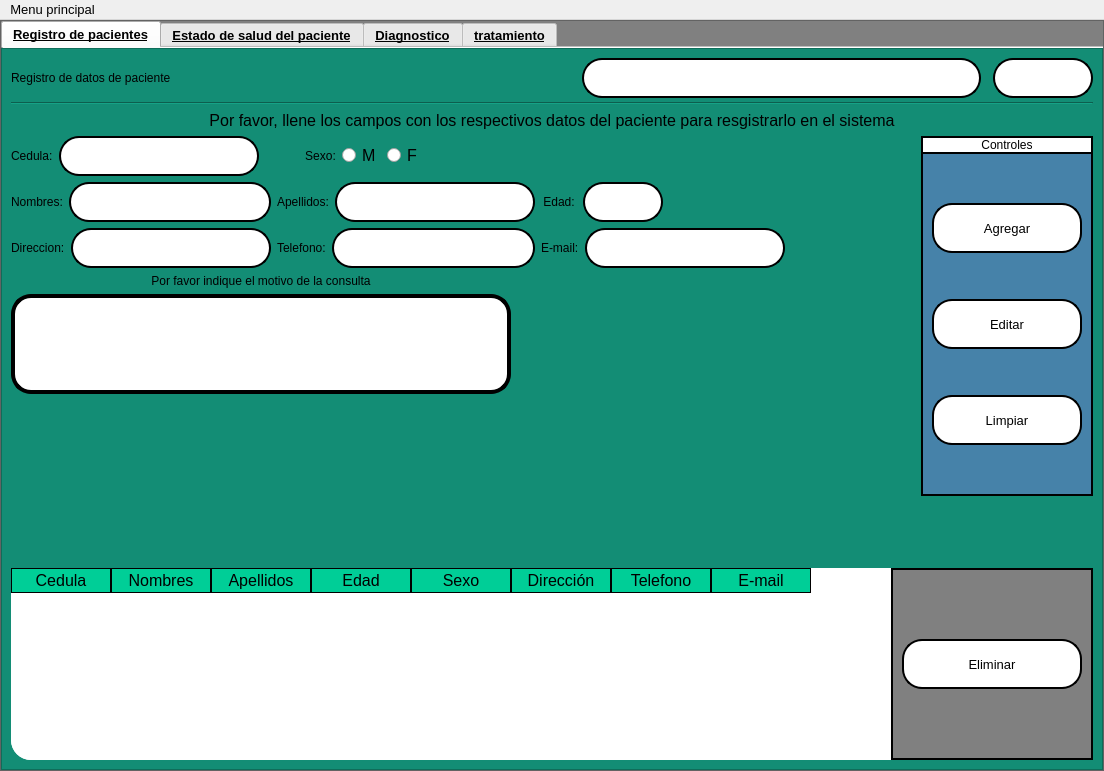
First picture: the form in interfaces/History.ui, repository Reinaldito04/App-Consultas-y-Historias-Medicas, before the edit.
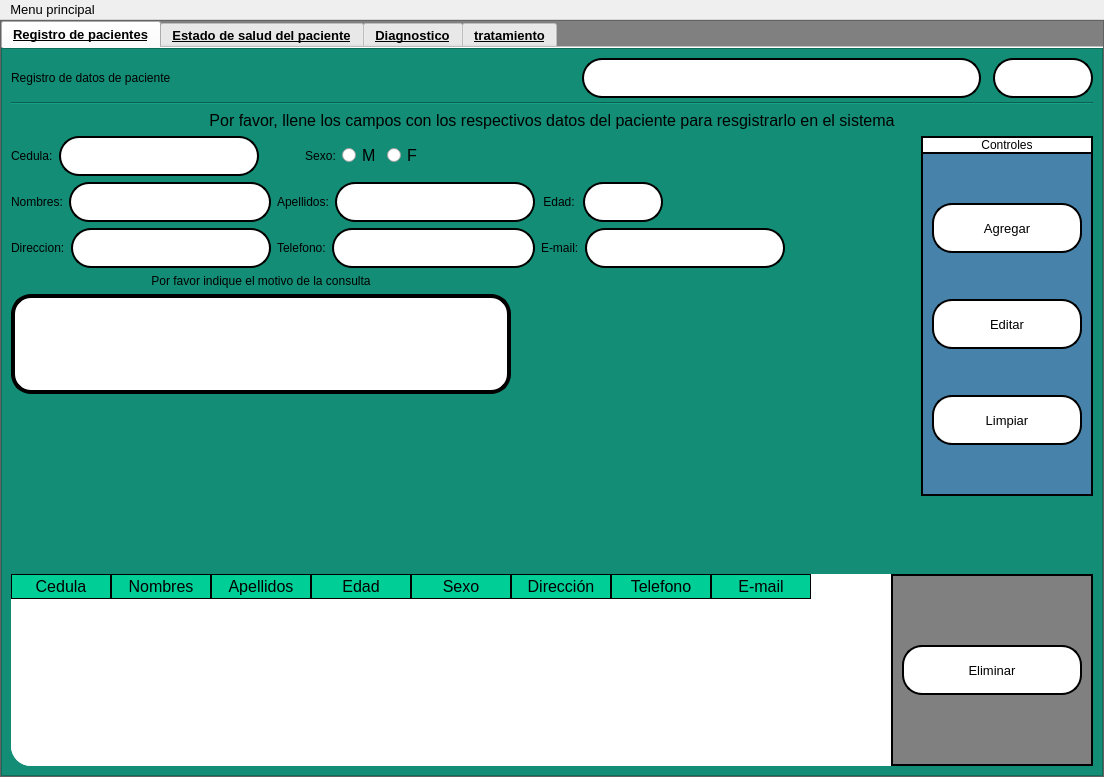
Second picture: the form after the edit. The open tabs and pages were chosen to show the change. Icons and pictures are not drawn.

```diff
--- a/interfaces/History.ui
+++ b/interfaces/History.ui
@@ -7,7 +7,7 @@
     <x>0</x>
     <y>0</y>
     <width>1104</width>
-    <height>771</height>
+    <height>777</height>
    </rect>
   </property>
   <property name="windowTitle">
```
Left out of the diff: 2 changed lines with no effect on the pictures.
